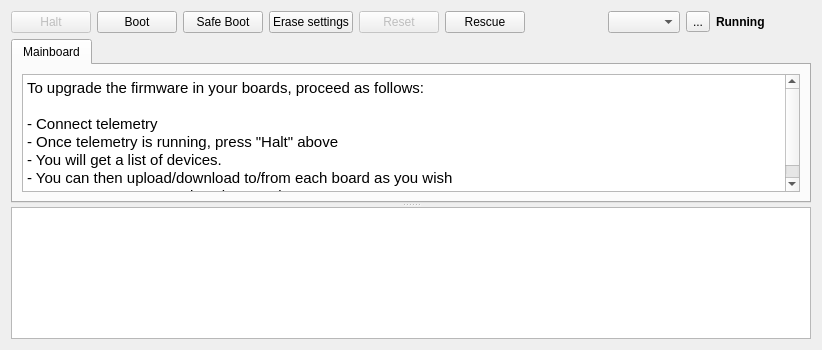
Above: ground/openpilotgcs/src/plugins/uploader/uploader.ui from openpilot/OpenPilot before the change. Below: the same form after it.
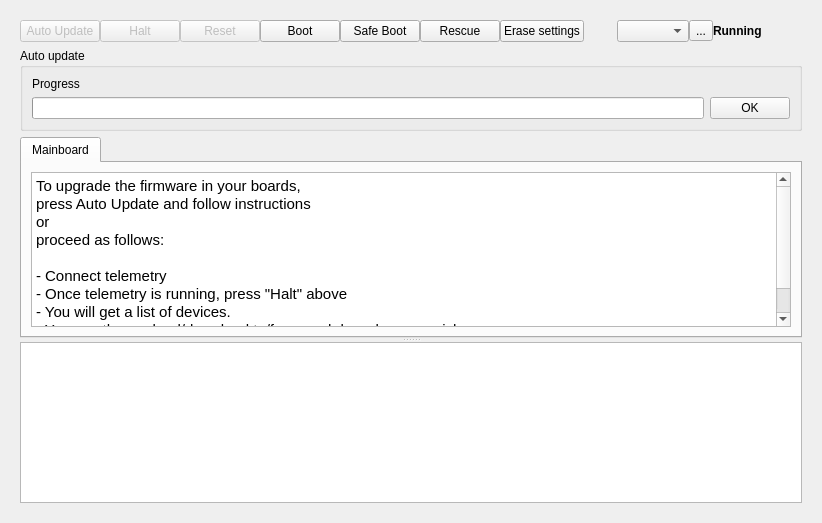
That is the form after the change. Icons and pictures are not drawn.

Commit message: OP-893 Added Auto Update functionality to the firmware page.

```diff
--- a/ground/openpilotgcs/src/plugins/uploader/uploader.ui
+++ b/ground/openpilotgcs/src/plugins/uploader/uploader.ui
@@ -7,7 +7,7 @@
     <x>0</x>
     <y>0</y>
     <width>822</width>
-    <height>350</height>
+    <height>523</height>
    </rect>
   </property>
   <property name="windowTitle">
@@ -15,7 +15,59 @@
   </property>
   <layout class="QVBoxLayout" name="verticalLayout">
    <item>
+    <widget class="QScrollArea" name="scrollArea">
+     <property name="frameShape">
+      <enum>QFrame::NoFrame</enum>
+     </property>
+     <property name="widgetResizable">
+      <bool>true</bool>
+     </property>
+     <widget class="QWidget" name="scrollAreaWidgetContents">
+      <property name="geometry">
+       <rect>
+        <x>0</x>
+        <y>0</y>
+        <width>804</width>
+        <height>505</height>
+       </rect>
+      </property>
+      <layout class="QVBoxLayout" name="verticalLayout_2">
+       <item>
+        <widget class="QFrame" name="buttonFrame">
+         <property name="frameShape">
+          <enum>QFrame::NoFrame</enum>
+         </property>
+         <property name="frameShadow">
+          <enum>QFrame::Raised</enum>
+         </property>
+         <property name="lineWidth">
+          <number>0</number>
+         </property>
+         <layout class="QVBoxLayout" name="verticalLayout_3">
+          <property name="spacing">
+           <number>0</number>
+          </property>
+          <property name="margin">
+           <number>0</number>
+          </property>
+          <item>
     <layout class="QHBoxLayout" name="horizontalLayout">
+            <item>
+             <widget class="QPushButton" name="autoUpdateButton">
+              <property name="enabled">
+               <bool>false</bool>
+              </property>
+              <property name="toolTip">
+               <string>Start a guided procedure to manually
+recover a system which does not boot.
+
+Rescue is possible in USB mode only.</string>
+              </property>
+              <property name="text">
+               <string>Auto Update</string>
+              </property>
+             </widget>
+            </item>
      <item>
       <widget class="QPushButton" name="haltButton">
        <property name="enabled">
@@ -32,6 +84,21 @@
        </property>
       </widget>
      </item>
+            <item>
+             <widget class="QPushButton" name="resetButton">
+              <property name="enabled">
+               <bool>false</bool>
+              </property>
+              <property name="toolTip">
+               <string>Reset the system.
+(Only enabled if telemetry link is established, either
+through serial or USB)</string>
+              </property>
+              <property name="text">
+               <string>Reset</string>
+              </property>
+             </widget>
+            </item>
      <item>
       <widget class="QPushButton" name="bootButton">
        <property name="enabled">
@@ -68,6 +135,19 @@
        </property>
       </widget>
      </item>
+            <item>
+             <widget class="QPushButton" name="rescueButton">
+              <property name="toolTip">
+               <string>Start a guided procedure to manually
+recover a system which does not boot.
+
+Rescue is possible in USB mode only.</string>
+              </property>
+              <property name="text">
+               <string>Rescue</string>
+              </property>
+             </widget>
+            </item>
      <item>
       <widget class="QPushButton" name="eraseBootButton">
        <property name="enabled">
@@ -81,34 +161,6 @@
        </property>
       </widget>
      </item>
-     <item>
-      <widget class="QPushButton" name="resetButton">
-       <property name="enabled">
-        <bool>false</bool>
-       </property>
-       <property name="toolTip">
-        <string>Reset the system.
-(Only enabled if telemetry link is established, either
-through serial or USB)</string>
-       </property>
-       <property name="text">
-        <string>Reset</string>
-       </property>
-      </widget>
-     </item>
-     <item>
-      <widget class="QPushButton" name="rescueButton">
-       <property name="toolTip">
-        <string>Start a guided procedure to manually
-recover a system which does not boot.
-
-Rescue is possible in USB mode only.</string>
-       </property>
-       <property name="text">
-        <string>Rescue</string>
-       </property>
-      </widget>
-     </item>
      <item>
       <spacer name="horizontalSpacer">
        <property name="orientation">
@@ -124,6 +176,12 @@
      </item>
      <item>
       <widget class="QComboBox" name="telemetryLink">
+              <property name="minimumSize">
+               <size>
+                <width>0</width>
+                <height>0</height>
+               </size>
+              </property>
        <property name="toolTip">
         <string>When telemetry is not connected, select the communication
 method using this combo box.
@@ -179,6 +237,42 @@
      </item>
     </layout>
    </item>
+         </layout>
+        </widget>
+       </item>
+       <item>
+        <widget class="QGroupBox" name="autoUpdateGroupBox">
+         <property name="title">
+          <string>Auto update</string>
+         </property>
+         <layout class="QGridLayout" name="gridLayout_2">
+          <item row="1" column="1">
+           <widget class="QPushButton" name="autoUpdateOkButton">
+            <property name="text">
+             <string>OK</string>
+            </property>
+           </widget>
+          </item>
+          <item row="1" column="0">
+           <widget class="QProgressBar" name="autoUpdateProgressBar">
+            <property name="value">
+             <number>0</number>
+            </property>
+            <property name="textVisible">
+             <bool>false</bool>
+            </property>
+           </widget>
+          </item>
+          <item row="0" column="0" colspan="2">
+           <widget class="QLabel" name="autoUpdateLabel">
+            <property name="text">
+             <string>Progress</string>
+            </property>
+           </widget>
+          </item>
+         </layout>
+        </widget>
+       </item>
    <item>
     <widget class="QSplitter" name="splitter">
      <property name="orientation">
@@ -200,7 +294,10 @@
 &lt;html&gt;&lt;head&gt;&lt;meta name=&quot;qrichtext&quot; content=&quot;1&quot; /&gt;&lt;style type=&quot;text/css&quot;&gt;
 p, li { white-space: pre-wrap; }
 &lt;/style&gt;&lt;/head&gt;&lt;body style=&quot; font-family:'MS Shell Dlg 2'; font-size:8.25pt; font-weight:400; font-style:normal;&quot;&gt;
-&lt;p style=&quot; margin-top:0px; margin-bottom:0px; margin-left:0px; margin-right:0px; -qt-block-indent:0; text-indent:0px;&quot;&gt;&lt;span style=&quot; font-family:'Ubuntu'; font-size:11pt;&quot;&gt;To upgrade the firmware in your boards, proceed as follows:&lt;/span&gt;&lt;/p&gt;
+&lt;p style=&quot; margin-top:0px; margin-bottom:0px; margin-left:0px; margin-right:0px; -qt-block-indent:0; text-indent:0px;&quot;&gt;&lt;span style=&quot; font-family:'Ubuntu'; font-size:11pt;&quot;&gt;To upgrade the firmware in your boards,&lt;/span&gt;&lt;/p&gt;
+&lt;p style=&quot; margin-top:0px; margin-bottom:0px; margin-left:0px; margin-right:0px; -qt-block-indent:0; text-indent:0px;&quot;&gt;&lt;span style=&quot; font-family:'Ubuntu'; font-size:11pt;&quot;&gt;press Auto Update and follow instructions&lt;/span&gt;&lt;/p&gt;
+&lt;p style=&quot; margin-top:0px; margin-bottom:0px; margin-left:0px; margin-right:0px; -qt-block-indent:0; text-indent:0px;&quot;&gt;&lt;span style=&quot; font-family:'Ubuntu'; font-size:11pt;&quot;&gt;or&lt;/span&gt;&lt;/p&gt;
+&lt;p style=&quot; margin-top:0px; margin-bottom:0px; margin-left:0px; margin-right:0px; -qt-block-indent:0; text-indent:0px;&quot;&gt;&lt;span style=&quot; font-family:'Ubuntu'; font-size:11pt;&quot;&gt;proceed as follows:&lt;/span&gt;&lt;/p&gt;
 &lt;p style=&quot;-qt-paragraph-type:empty; margin-top:0px; margin-bottom:0px; margin-left:0px; margin-right:0px; -qt-block-indent:0; text-indent:0px; font-family:'Ubuntu'; font-size:11pt;&quot;&gt;&lt;br /&gt;&lt;/p&gt;
 &lt;p style=&quot; margin-top:0px; margin-bottom:0px; margin-left:0px; margin-right:0px; -qt-block-indent:0; text-indent:0px;&quot;&gt;&lt;span style=&quot; font-family:'Ubuntu'; font-size:11pt;&quot;&gt;- Connect telemetry&lt;/span&gt;&lt;/p&gt;
 &lt;p style=&quot; margin-top:0px; margin-bottom:0px; margin-left:0px; margin-right:0px; -qt-block-indent:0; text-indent:0px;&quot;&gt;&lt;span style=&quot; font-family:'Ubuntu'; font-size:11pt;&quot;&gt;- Once telemetry is running, press &amp;quot;Halt&amp;quot; above&lt;/span&gt;&lt;/p&gt;
@@ -224,6 +321,10 @@
 &lt;/style&gt;&lt;/head&gt;&lt;body style=&quot; font-family:'MS Shell Dlg 2'; font-size:8.25pt; font-weight:400; font-style:normal;&quot;&gt;
 &lt;p style=&quot;-qt-paragraph-type:empty; margin-top:0px; margin-bottom:0px; margin-left:0px; margin-right:0px; -qt-block-indent:0; text-indent:0px; font-family:'Ubuntu'; font-size:11pt;&quot;&gt;&lt;br /&gt;&lt;/p&gt;&lt;/body&gt;&lt;/html&gt;</string>
       </property>
+         </widget>
+        </widget>
+       </item>
+      </layout>
      </widget>
     </widget>
    </item>
```
Lines whose indentation alone changed are shown as unchanged. The commit also changes 3 other files.
